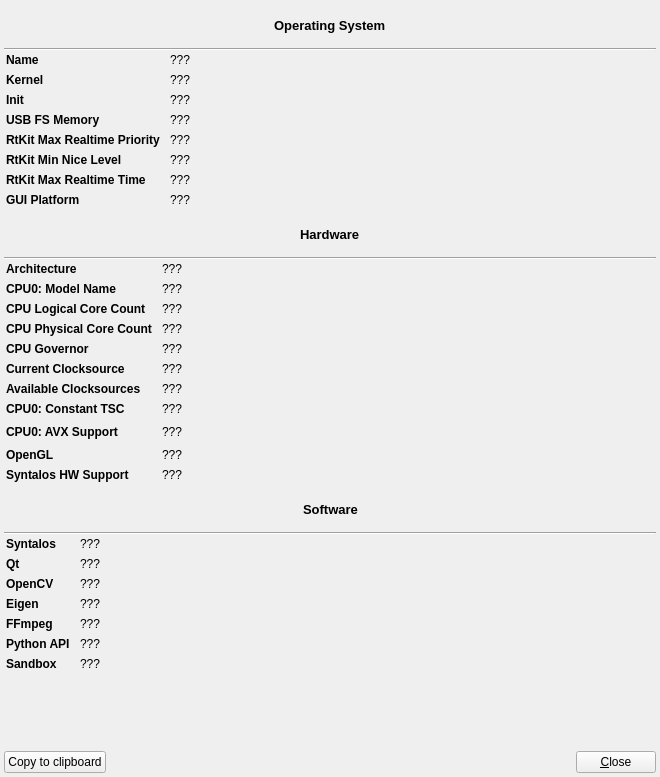
First picture: the form in src/sysinfodialog.ui, repository syntalos/syntalos, before the edit.
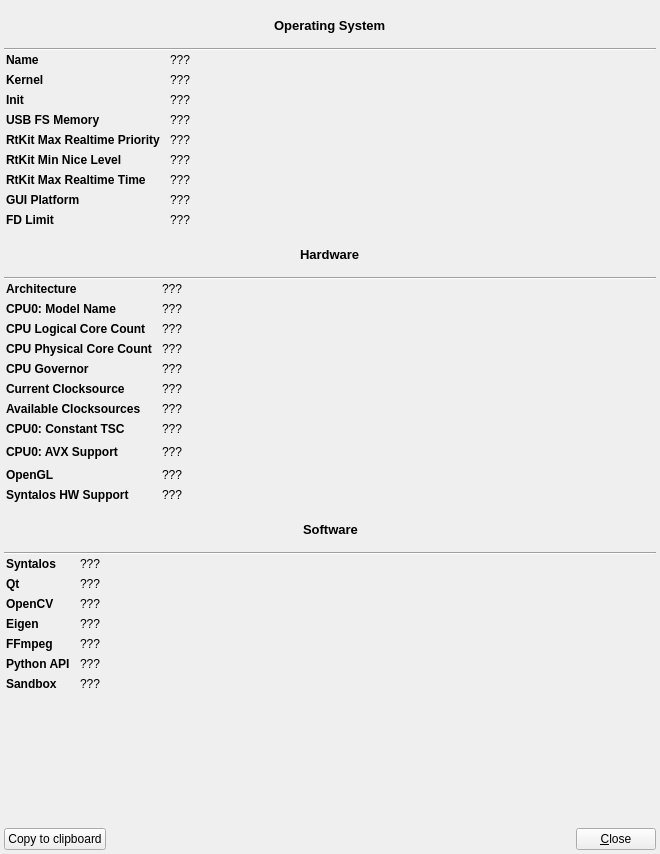
Second picture: the form after the edit. Icons and pictures are not drawn.

Commit message:
Raise default fd limits
In certain scenarios, Syntalos can consume a lot of fds via its workers
and on its own when a lot of IPC is going on. By raising the limits, we
will not run into trouble too soon, except for pathological cases that
should fail.

This change makes it a necessity that nothing ever uses select(), which
fortunately we do nowhere in Syntalos (I found once occurrence in
SpikeGLX, which will be fixed upstream).

Diff of the .ui file:
```diff
--- a/src/sysinfodialog.ui
+++ b/src/sysinfodialog.ui
@@ -7,7 +7,7 @@
     <x>0</x>
     <y>0</y>
     <width>660</width>
-    <height>777</height>
+    <height>854</height>
    </rect>
   </property>
   <property name="windowTitle">
@@ -300,6 +300,25 @@
           </property>
          </widget>
         </item>
+        <item row="8" column="0">
+         <widget class="QLabel" name="fdLimitLabel">
+          <property name="font">
+           <font>
+            <bold>true</bold>
+           </font>
+          </property>
+          <property name="text">
+           <string>FD Limit</string>
+          </property>
+         </widget>
+        </item>
+        <item row="8" column="1">
+         <widget class="QLabel" name="valFdLimit">
+          <property name="text">
+           <string>???</string>
+          </property>
+         </widget>
+        </item>
        </layout>
       </item>
      </layout>
```
The commit also changes 8 other files.
